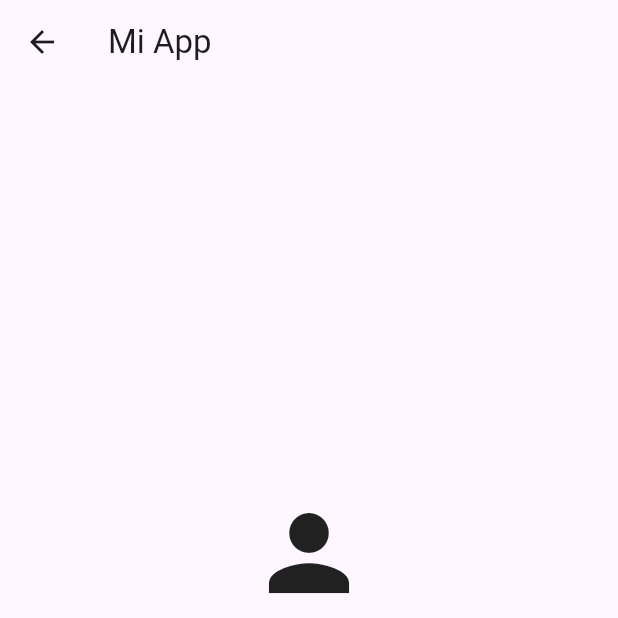
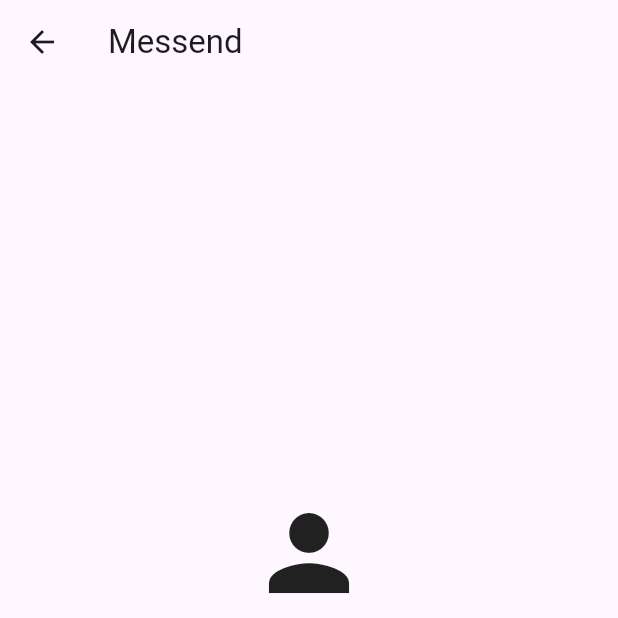
Before and after one commit to mars88x/dam2_26_27_a, a Flutter app: the HomeScreen screen opened by its route, item 3 of the bottom bar chosen, on a phone screen of 412 x 824 dp, the top half of it. Run offline on Flutter 3.47's test engine with Material 3 defaults, Android fonts, the light colour scheme and no system bars; our stand-ins replace cloud_firestore, firebase_auth, firebase_core, shared_preferences; accounts and stored records are empty; generated files the repository leaves out were written again; network calls fail.

Commit message:
nombre app

```diff
--- a/lib/MiApp.dart
+++ b/lib/MiApp.dart
@@ -11,7 +11,7 @@ class MiApp extends StatelessWidget {
   @override
   Widget build(BuildContext context) {
     return MaterialApp(
-      title: 'MI APP 1',
+      title: 'Messend',
       debugShowCheckedModeBanner: false,
       initialRoute: '/splash',
       routes: {
--- a/lib/screens/home_screen.dart
+++ b/lib/screens/home_screen.dart
@@ -82,7 +82,7 @@ class _HomeScreenState extends State<HomeScreen> {
     ];
 
     return Scaffold(
-      appBar: AppBar(title: const Text('Mi App')),
+      appBar: AppBar(title: const Text('Messend')),
       body: secciones[_seccion],
       bottomNavigationBar: BottomNavigationBar(
         currentIndex: _seccion,
--- a/lib/screens/login_screen.dart
+++ b/lib/screens/login_screen.dart
@@ -64,7 +64,7 @@ class _LoginScreenState extends State<LoginScreen> {
   @override
   Widget build(BuildContext context) {
     return Scaffold(
-      appBar: AppBar(title: const Text("Mi App")),
+      appBar: AppBar(title: const Text("Messend")),
       body: Padding(
         padding: const EdgeInsets.all(16.0),
         child: Column(
--- a/lib/screens/splash_screen.dart
+++ b/lib/screens/splash_screen.dart
@@ -55,7 +55,7 @@ class _SplashScreenState extends State<SplashScreen> {
             ),
             const SizedBox(height: 16),
             const Text(
-              'Mi App',
+              'Messend',
               style: TextStyle(fontSize: 28, fontWeight: FontWeight.bold),
             ),
           ],
```
Also changed, not shown: 4 other files.
